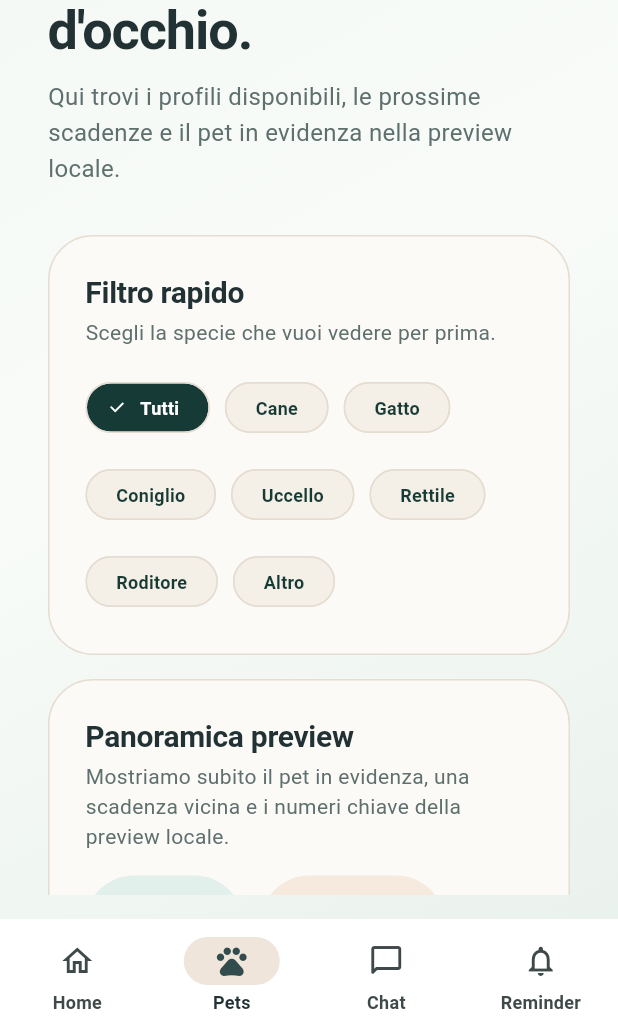
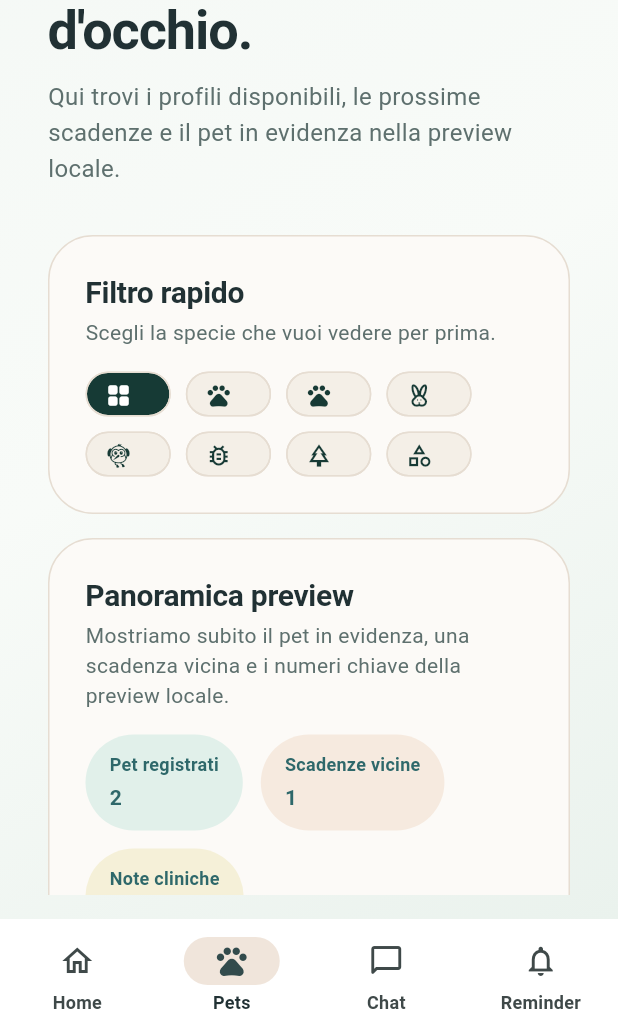
Before and after one commit to erykwest/VET-APP, a Flutter app: the screen it shows after launch, item 2 of the bottom bar chosen, on a phone screen of 412 x 824 dp, the part 203-1236 px from its top. Run offline on Flutter 3.47's test engine with Material 3 defaults, Android fonts, the light colour scheme and no system bars; our stand-ins replace file_picker, shared_preferences, supabase_flutter; accounts and stored records are empty; Roboto replaces fonts that are missing (Georgia).

Commit message:
Add species icons to browse surfaces

```diff
--- a/apps/mobile_app/lib/features/pets/domain/pet_models.dart
+++ b/apps/mobile_app/lib/features/pets/domain/pet_models.dart
@@ -52,6 +52,7 @@ class PetProfile {
   final String? galleryProvider;
 
   String get title => '$name - $species';
+  IconData get speciesIcon => speciesIconFor(species);
   String get breedLabel =>
       breed.trim().isEmpty ? 'Razza non specificata' : breed.trim();
   bool get isMixedBreed => isMixedBreedLabel(breed);
@@ -98,6 +99,27 @@ class PetProfile {
 
   static String mixedBreedLabelForSize(String size) {
     return '$mixedBreedLabel - $size';
+  }
+
+  static IconData speciesIconFor(String species) {
+    switch (species.trim().toLowerCase()) {
+      case 'cane':
+        return Icons.pets_rounded;
+      case 'gatto':
+        return Icons.pets_outlined;
+      case 'coniglio':
+        return Icons.cruelty_free_outlined;
+      case 'uccello':
+        return Icons.flutter_dash_rounded;
+      case 'rettile':
+        return Icons.bug_report_outlined;
+      case 'roditore':
+        return Icons.park_outlined;
+      case 'altro':
+        return Icons.category_outlined;
+      default:
+        return Icons.pets_rounded;
+    }
   }
 
   PetProfile copyWith({
--- a/apps/mobile_app/lib/features/pets/presentation/pages/pets_list_page.dart
+++ b/apps/mobile_app/lib/features/pets/presentation/pages/pets_list_page.dart
@@ -137,12 +137,14 @@ class _PetsListContent extends StatelessWidget {
                 children: [
                   _SpeciesFilterChip(
                     label: 'Tutti',
+                    icon: Icons.grid_view_rounded,
                     selected: selectedSpecies == 'Tutti',
                     onTap: () => onSpeciesChanged('Tutti'),
                   ),
                   ...PetDemoStore.speciesOptions.map(
                     (option) => _SpeciesFilterChip(
                       label: option.label,
+                      icon: PetProfile.speciesIconFor(option.label),
                       selected: selectedSpecies == option.label,
                       onTap: () => onSpeciesChanged(option.label),
                     ),
@@ -309,13 +311,25 @@ class _FeaturedPetCard extends StatelessWidget {
                           ),
                         ),
                         const SizedBox(height: 4),
-                        Text(
+                        Row(
+                          children: [
+                            Icon(
+                              pet.speciesIcon,
+                              size: 16,
+                              color: const Color(0xFF5C726D),
+                            ),
+                            const SizedBox(width: 6),
+                            Expanded(
+                              child: Text(
                                 pet.title,
                                 style: const TextStyle(
                                   fontSize: 14,
                                   fontWeight: FontWeight.w600,
                                   color: Color(0xFF5C726D),
                                 ),
+                              ),
+                            ),
+                          ],
                         ),
                       ],
                     ),
@@ -431,13 +445,25 @@ class _PetListCard extends StatelessWidget {
                       ),
                     ),
                     const SizedBox(height: 4),
-                    Text(
+                    Row(
+                      children: [
+                        Icon(
+                          pet.speciesIcon,
+                          size: 16,
+                          color: const Color(0xFF5C726D),
+                        ),
+                        const SizedBox(width: 6),
+                        Expanded(
+                          child: Text(
                             pet.title,
                             style: const TextStyle(
                               fontSize: 14,
                               fontWeight: FontWeight.w600,
                               color: Color(0xFF5C726D),
                             ),
+                          ),
+                        ),
+                      ],
                     ),
                     const SizedBox(height: 8),
                     Text(
@@ -555,30 +581,44 @@ class _DemoPill extends StatelessWidget {
 class _SpeciesFilterChip extends StatelessWidget {
   const _SpeciesFilterChip({
     required this.label,
+    required this.icon,
     required this.selected,
     required this.onTap,
   });
 
   final String label;
+  final IconData icon;
   final bool selected;
   final VoidCallback onTap;
 
   @override
   Widget build(BuildContext context) {
-    return FilterChip(
+    return Tooltip(
+      message: label,
+      child: FilterChip(
         selected: selected,
         onSelected: (_) => onTap(),
-      label: Text(label),
+        showCheckmark: false,
+        avatar: Icon(
+          icon,
+          size: 18,
+          color: selected ? Colors.white : const Color(0xFF173A35),
+        ),
+        label: const SizedBox.shrink(),
         selectedColor: const Color(0xFF163A35),
         checkmarkColor: Colors.white,
         labelStyle: TextStyle(
           color: selected ? Colors.white : const Color(0xFF173A35),
           fontWeight: FontWeight.w700,
         ),
+        visualDensity: VisualDensity.compact,
+        materialTapTargetSize: MaterialTapTargetSize.shrinkWrap,
         backgroundColor: const Color(0xFFF4EFE7),
         shape: StadiumBorder(
           side: BorderSide(
-          color: selected ? const Color(0xFF163A35) : const Color(0xFFE4DDD2),
+            color:
+                selected ? const Color(0xFF163A35) : const Color(0xFFE4DDD2),
+          ),
         ),
       ),
     );
```
Also changed, not shown: apps/mobile_app/lib/features/home/presentation/pages/home_dashboard_page.dart (+16 -5 lines). Lines whose indentation alone changed are shown as unchanged.
